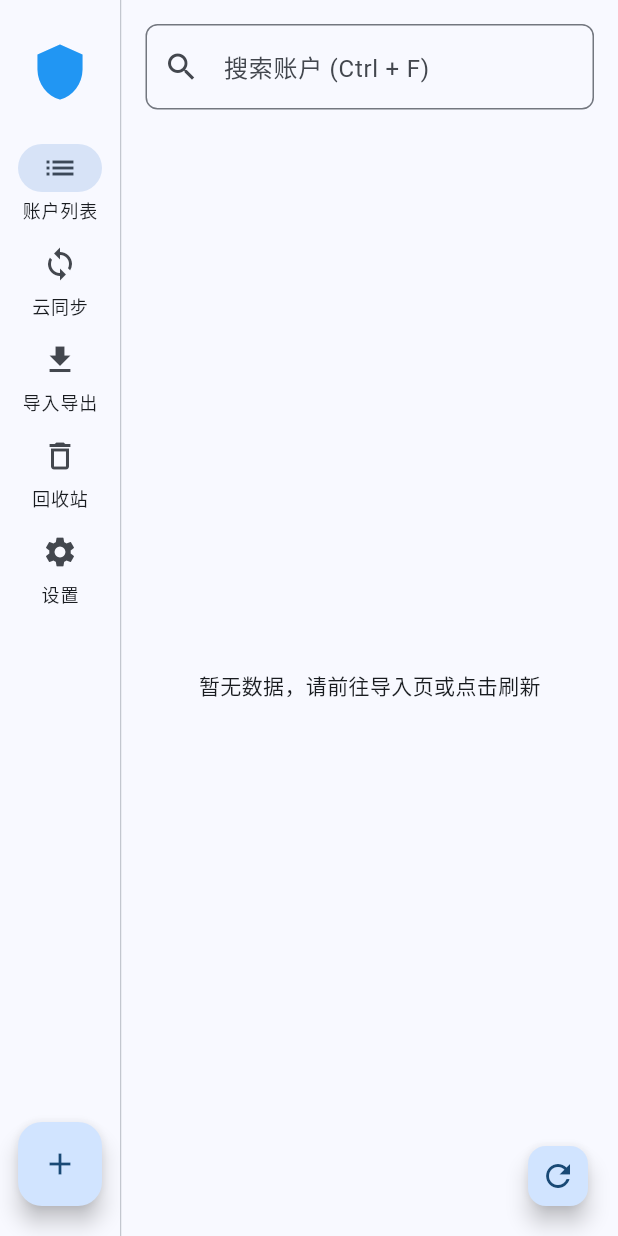
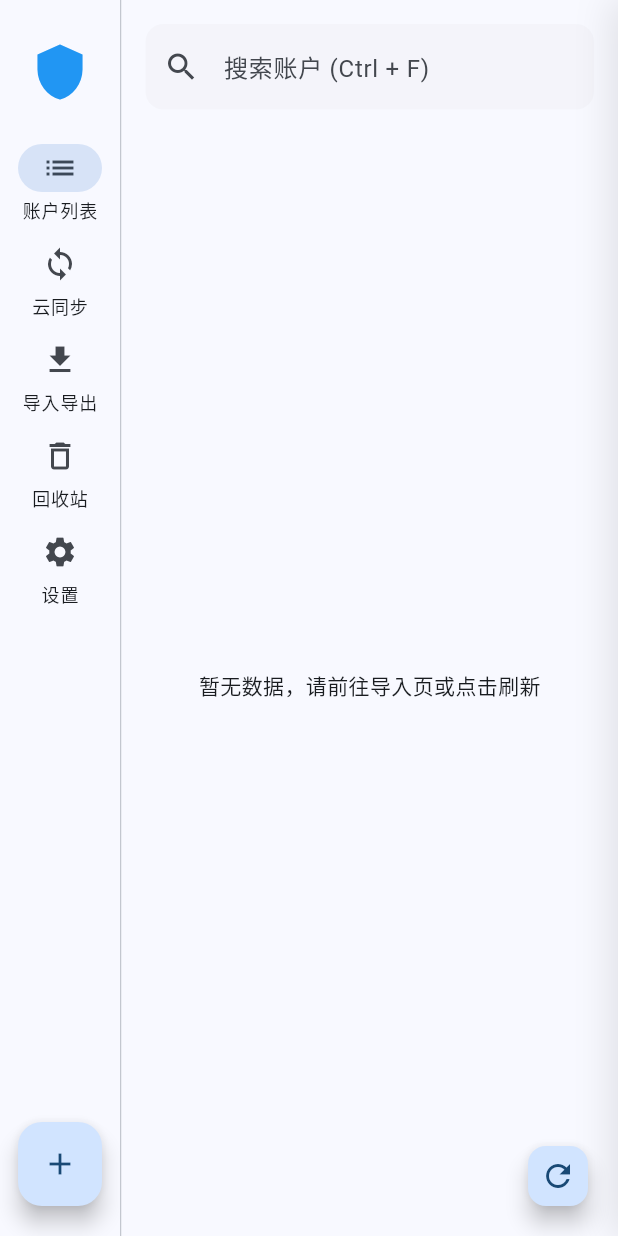
Before and after one commit to Thoma411/account-manager, a Flutter app: the screen it shows after launch, on a phone screen of 412 x 824 dp. Run offline on Flutter 3.47's test engine with Material 3 defaults, Android fonts, the phone set to English and light mode, and no system bars; our stand-ins replace csv, file_picker, sqflite_common_ffi; missing offline and left inert: window_manager; accounts and stored records are empty.

Commit message:
feat: 添加了侧栏的动画，统一了输入框的风格

```diff
--- a/lib/main.dart
+++ b/lib/main.dart
@@ -1,7 +1,7 @@
 /*
  * @Author: Thoma4
  * @Date: 2026-02-09 23:51:46
- * @LastEditTime: 2026-02-19 18:02:30
+ * @LastEditTime: 2026-02-21 21:11:25
  * @Description:
  */
 
@@ -45,7 +45,55 @@ class VaultApp extends StatelessWidget {
   Widget build(BuildContext context) {
     return MaterialApp(
       debugShowCheckedModeBanner: false,
-      theme: ThemeData(useMaterial3: true, colorSchemeSeed: Colors.blue),
+      theme: ThemeData(
+        useMaterial3: true,
+        colorScheme: ColorScheme.fromSeed(
+          seedColor: Colors.blue,
+          brightness: Brightness.light,
+        ),
+        dataTableTheme: DataTableThemeData(
+          headingTextStyle: const TextStyle(
+            fontWeight: FontWeight.bold,
+            color: Colors.blue,
+          ),
+          dataRowColor: WidgetStateProperty.resolveWith<Color?>((
+            Set<WidgetState> states,
+          ) {
+            // 当行被选中时
+            if (states.contains(WidgetState.selected)) {
+              return Colors.blue.withValues(alpha: 0.1);
+            }
+            // 当鼠标悬停在行上时
+            if (states.contains(WidgetState.hovered)) {
+              return Colors.grey.withValues(alpha: 0.05);
+            }
+            return null; // 默认颜色
+          }),
+        ),
+        cardTheme: CardThemeData(
+          elevation: 2,
+          shape: RoundedRectangleBorder(
+            borderRadius: BorderRadius.circular(16),
+          ),
+        ),
+        // 统一输入框风格，让它看起来更现代
+        inputDecorationTheme: InputDecorationTheme(
+          filled: true,
+          fillColor: Colors.grey.withValues(alpha: 0.05),
+          border: OutlineInputBorder(
+            borderRadius: BorderRadius.circular(12),
+            borderSide: BorderSide.none,
+          ),
+          enabledBorder: OutlineInputBorder(
+            borderRadius: BorderRadius.circular(12),
+            borderSide: BorderSide.none,
+          ),
+          focusedBorder: OutlineInputBorder(
+            borderRadius: BorderRadius.circular(12),
+            borderSide: const BorderSide(color: Colors.blue, width: 2),
+          ),
+        ),
+      ),
       home: const MainShell(),
     );
   }
--- a/lib/pages/account_list_page.dart
+++ b/lib/pages/account_list_page.dart
@@ -1,7 +1,7 @@
 /*
  * @Author: Thoma4
  * @Date: 2026-02-12 22:00:56
- * @LastEditTime: 2026-02-20 12:52:38
+ * @LastEditTime: 2026-02-21 20:46:51
  * @Description: 账户信息页(查看页)
  */
 
@@ -124,6 +124,9 @@ class _AccountListPageState extends State<AccountListPage> {
 
   @override
   Widget build(BuildContext context) {
+    // 定义侧栏宽度
+    const double panelWidth = 400;
+
     return CallbackShortcuts(
       bindings: {
         const SingleActivator(LogicalKeyboardKey.keyF, control: true): () {
@@ -131,7 +134,6 @@ class _AccountListPageState extends State<AccountListPage> {
         },
       },
       child: Scaffold(
-        // 右下角刷新按钮，用于导入后同步数据
         floatingActionButton: FloatingActionButton(
           mini: true,
           onPressed: _refreshAccountList,
@@ -139,7 +141,7 @@ class _AccountListPageState extends State<AccountListPage> {
         ),
         body: Stack(
           children: [
-            // 底层：主列表内容
+            // 1. 底层列表（永远可见）
             Column(
               children: [
                 _buildSearchBox(),
@@ -151,33 +153,43 @@ class _AccountListPageState extends State<AccountListPage> {
               ],
             ),
 
-            // 中层：变暗遮罩
-            if (_isPanelOpen)
-              GestureDetector(
+            // 2. 动画遮罩层
+            // 使用 IgnorePointer 确保遮罩消失时不会拦截点击事件
+            IgnorePointer(
+              ignoring: !_isPanelOpen,
+              child: AnimatedOpacity(
+                duration: const Duration(milliseconds: 300),
+                opacity: _isPanelOpen ? 1.0 : 0.0,
+                child: GestureDetector(
                   onTap: _closePanel,
                   child: Container(color: Colors.black.withValues(alpha: 0.3)),
                 ),
+              ),
+            ),
 
-            // 顶层：侧栏面板
-            if (_isPanelOpen && _selectedRowIndex != null)
-              Align(
-                alignment: Alignment.centerRight,
+            // 3. 动画滑动面板
+            AnimatedPositioned(
+              duration: const Duration(milliseconds: 350),
+              curve: Curves.fastOutSlowIn, // 使用 M3 标准的强调曲线，更有质感
+              right: _isPanelOpen ? 0 : -panelWidth, // 展开时在右边缘，关闭时藏在屏幕外
+              top: 0,
+              bottom: 0,
+              width: panelWidth,
               child: Container(
-                  width: 400,
-                  height: double.infinity,
                 decoration: BoxDecoration(
-                    color: Theme.of(context).cardColor,
-                    boxShadow: const [
+                  color: Theme.of(context).colorScheme.surface,
+                  boxShadow: [
                     BoxShadow(
-                        color: Colors.black26,
-                        blurRadius: 10,
-                        offset: Offset(-2, 0),
+                      color: Colors.black.withValues(alpha: 0.1),
+                      blurRadius: 20,
+                      offset: const Offset(-5, 0),
                     ),
                   ],
                 ),
-                  child: _buildDetailPanel(
-                    _displayAccounts[_selectedRowIndex!],
-                  ),
+                // 关键：如果没选中任何行，面板内容显示为空，防止报错
+                child: _selectedRowIndex != null
+                    ? _buildDetailPanel(_displayAccounts[_selectedRowIndex!])
+                    : const SizedBox.shrink(),
               ),
             ),
           ],
```
Lines whose indentation alone changed are shown as unchanged.
